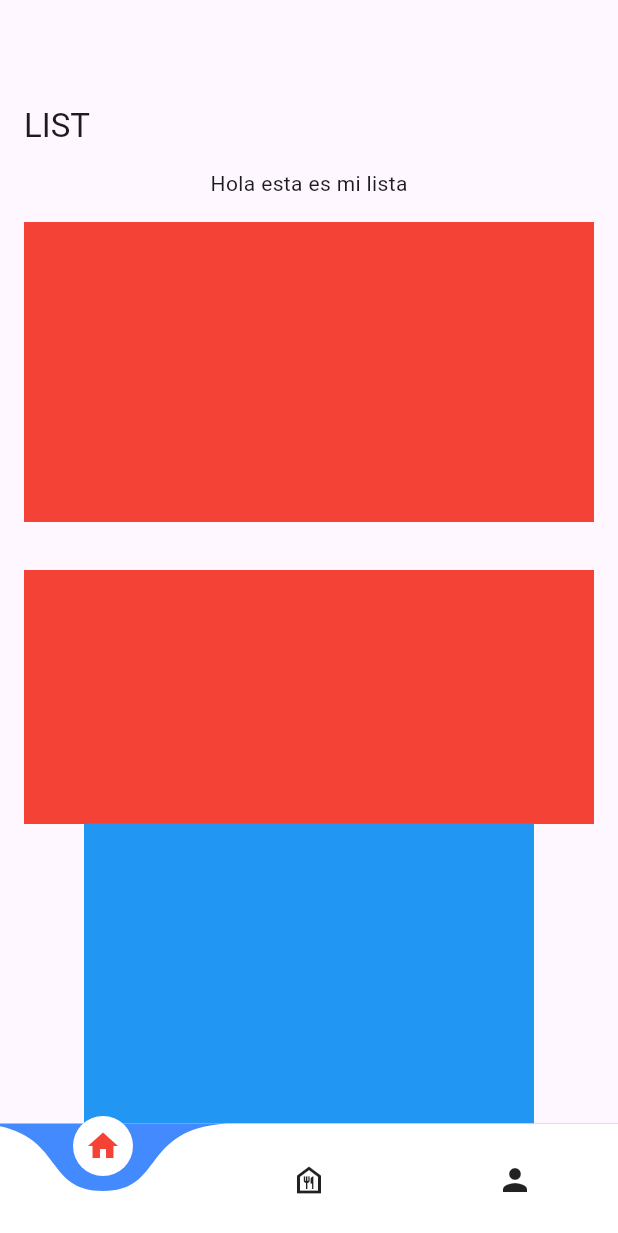
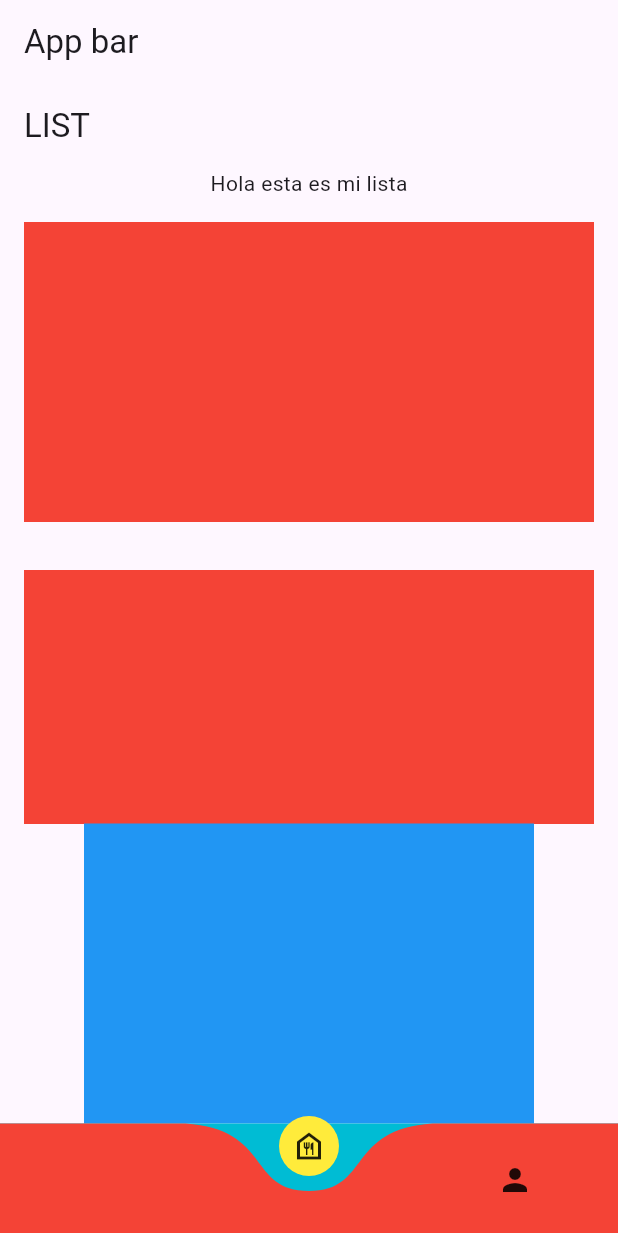
Before and after one commit to fr4nsgallegos/recetasappG8, a Flutter app: the screen it shows after launch, swiped to page 2, on a phone screen of 412 x 824 dp. Shown: the top 1233 px of the screen. Run offline on Flutter 3.47's test engine with Material 3 defaults, Android fonts, the phone set to English and light mode, and no system bars; drawn by our look-alikes of curved_navigation_bar; network calls fail.

Commit message:
custom curved navigation bar

```diff
--- a/lib/pages/tab_bar_page.dart
+++ b/lib/pages/tab_bar_page.dart
@@ -5,14 +5,29 @@ import 'package:recetas_app_g8/pages/home_page.dart';
 import 'package:recetas_app_g8/pages/list_view_page.dart';
 import 'package:recetas_app_g8/pages/scroll_page.dart';
 
-class TabBarPage extends StatelessWidget {
+class TabBarPage extends StatefulWidget {
+  @override
+  State<TabBarPage> createState() => _TabBarPageState();
+}
+
+class _TabBarPageState extends State<TabBarPage> {
   final pageController = PageController();
+
+  int activePageIndex = 0;
+
   @override
   Widget build(BuildContext context) {
     return SafeArea(
       child: Scaffold(
-        appBar: AppBar(),
+        appBar: AppBar(
+          title: Text("App bar"),
+        ),
         bottomNavigationBar: CurvedNavigationBar(
+          backgroundColor: Colors.cyan,
+          buttonBackgroundColor: Colors.yellow,
+          color: Colors.red,
+          // height: 50,
+          index: activePageIndex,
           items: [
             Icon(
               Icons.home,
@@ -29,6 +44,10 @@ class TabBarPage extends StatelessWidget {
         ),
         body: PageView(
           controller: pageController,
+          onPageChanged: (index) {
+            activePageIndex = index;
+            setState(() {});
+          },
           children: [
             HomePage(),
             ListViewPage(),
```
